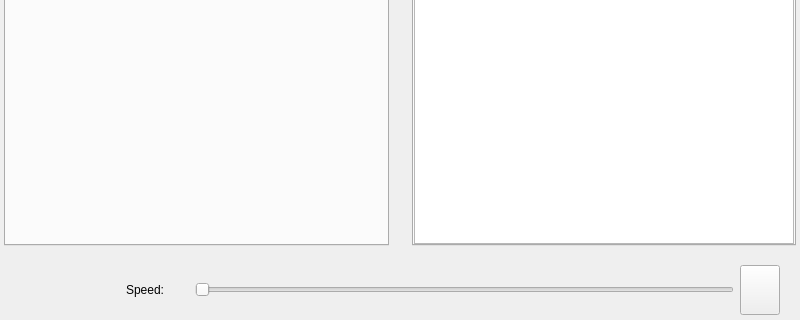
Qt form src/gui/qt/gui_800x480/tabs_800x480.ui (pokerth/pokerth) before a commit; both pictures show x 0 to 800 and y 143 to 463 of the 800 by 463 pixel window.
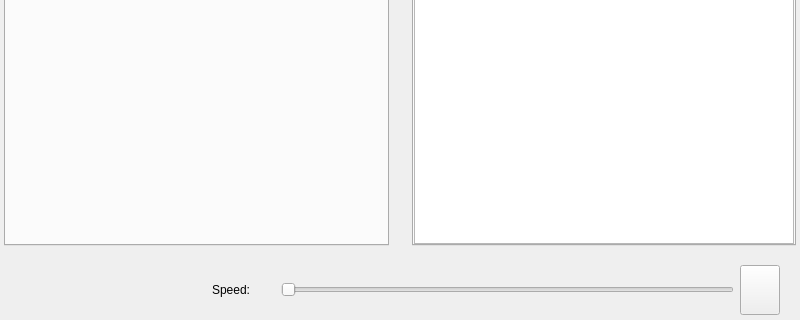
The same form after that commit. Icons and pictures are not drawn. Custom widgets are drawn as their Qt base class.

```diff
--- a/src/gui/qt/gui_800x480/tabs_800x480.ui
+++ b/src/gui/qt/gui_800x480/tabs_800x480.ui
@@ -580,6 +580,41 @@
             </property>
            </widget>
           </item>
+          <item>
+           <spacer name="horizontalSpacer_3">
+            <property name="orientation">
+             <enum>Qt::Horizontal</enum>
+            </property>
+            <property name="sizeType">
+             <enum>QSizePolicy::Fixed</enum>
+            </property>
+            <property name="sizeHint" stdset="0">
+             <size>
+              <width>20</width>
+              <height>20</height>
+             </size>
+            </property>
+           </spacer>
+          </item>
+          <item>
+           <widget class="QPushButton" name="pushButton_settings">
+            <property name="minimumSize">
+             <size>
+              <width>60</width>
+              <height>60</height>
+             </size>
+            </property>
+            <property name="maximumSize">
+             <size>
+              <width>60</width>
+              <height>60</height>
+             </size>
+            </property>
+            <property name="styleSheet">
+             <string notr="true">QPushButton { border:none; background-image: url(&quot;:/gfx/systemsettings.png&quot;); background-repeat: no-repeat; background-position: center center;}</string>
+            </property>
+           </widget>
+          </item>
           <item>
            <spacer name="horizontalSpacer">
             <property name="orientation">
```
Left out of the diff: 122 changed lines with no effect on the pictures.
